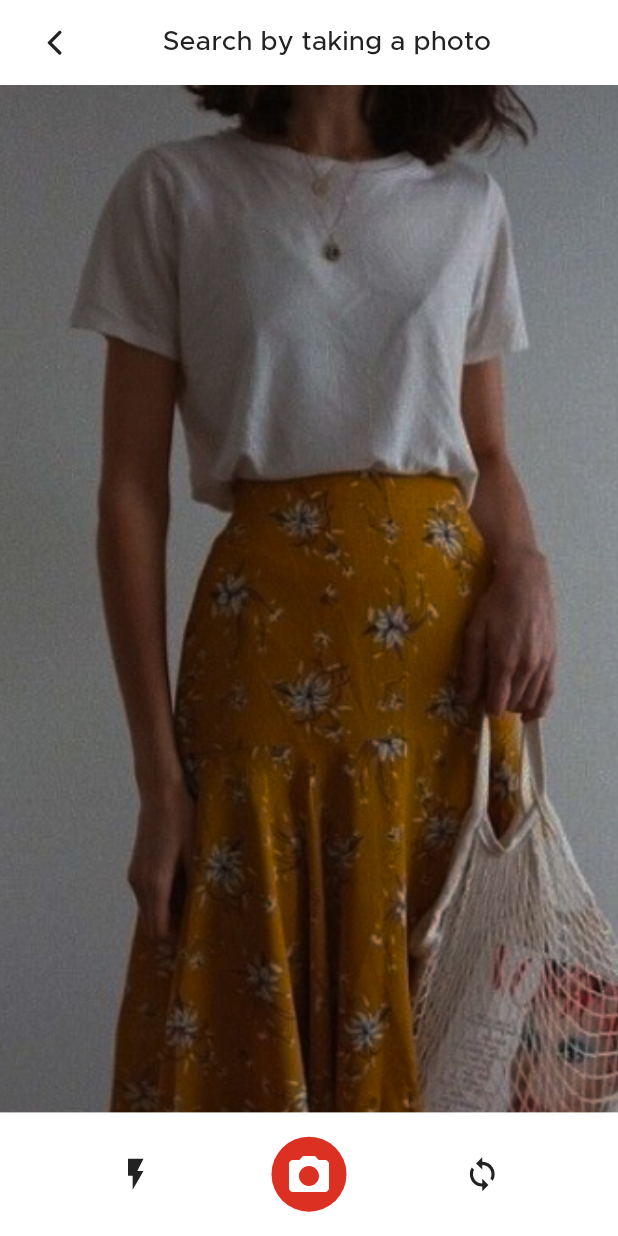
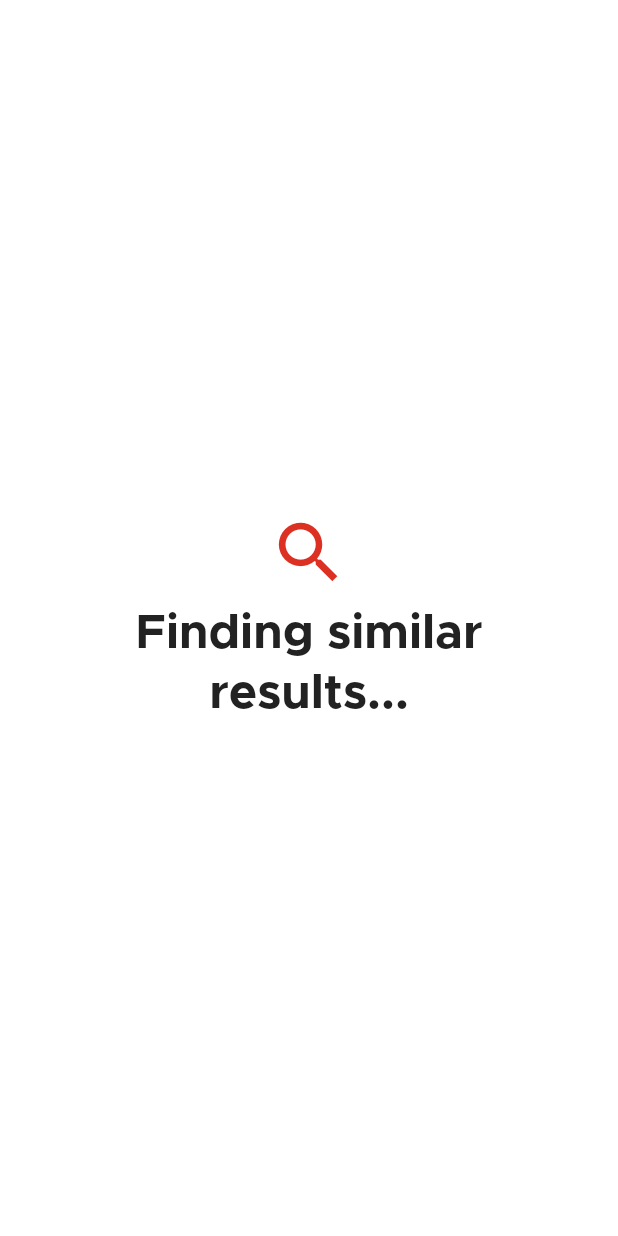
Before and after one commit to hello-favour/outfit-orbit, a Flutter app: the screen it shows after launch, on a phone screen of 412 x 824 dp. Run offline on Flutter 3.47's test engine with Material 3 defaults, Android fonts, the phone set to English and light mode, and no system bars; our stand-ins replace flutter_riverpod, flutter_svg, gap, go_router, sizer.

Commit message:
added search result screen

```diff
--- a/lib/core/constants/app_router.dart
+++ b/lib/core/constants/app_router.dart
@@ -6,6 +6,7 @@ import 'package:outfitorbit/views/auth/login_screen.dart';
 import 'package:outfitorbit/views/auth/register_screen.dart';
 import 'package:outfitorbit/views/favorites/favorites_screen.dart';
 import 'package:outfitorbit/views/home/home_screen.dart';
+import 'package:outfitorbit/views/onboarding/search_result_screen.dart';
 import 'package:outfitorbit/views/onboarding/take_photo_screen.dart';
 import 'package:outfitorbit/views/onboarding/visual_search_screen.dart';
 import 'package:outfitorbit/views/profile/profile_screen.dart';
@@ -24,6 +25,7 @@ Page getPage({
 abstract class AppRoutes {
   static String get onboarding => '/visual';
   static String get takePhoto => '/takePhoto';
+  static String get searchResult => '/searchResult';
   static String get login => '/login';
   static String get register => '/signup';
   static String get forgotPassword => '/forgotPassword';
@@ -63,7 +65,7 @@ class CustomNavigationHelper {
     // Router initialization happens here.
     router = GoRouter(
       navigatorKey: parentNavigatorKey,
-      initialLocation: AppRoutes.takePhoto,
+      initialLocation: AppRoutes.searchResult,
       routes: routes,
     );
   }
@@ -78,6 +80,10 @@ class CustomNavigationHelper {
     GoRoute(
       path: AppRoutes.takePhoto,
       builder: (context, state) => const TakePhotoScreen(),
+    ),
+    GoRoute(
+      path: AppRoutes.searchResult,
+      builder: (context, state) => const SearchResultScreen(),
     ),
     GoRoute(
       path: AppRoutes.login,
--- /dev/null
+++ b/lib/views/onboarding/search_result_screen.dart
@@ -0,0 +1,33 @@
+import 'package:flutter/material.dart';
+import 'package:flutter_riverpod/flutter_riverpod.dart';
+import 'package:outfitorbit/core/constants/app_colors.dart';
+import 'package:outfitorbit/utils/extension.dart';
+import 'package:sizer/sizer.dart';
+
+class SearchResultScreen extends ConsumerWidget {
+  const SearchResultScreen({super.key});
+
+  @override
+  Widget build(BuildContext context, WidgetRef ref) {
+    return Scaffold(
+      body: Column(
+        mainAxisAlignment: MainAxisAlignment.center,
+        children: [
+          Icon(
+            Icons.search,
+            color: AppColors.primaryColor,
+            size: 30.sp,
+          ),
+          1.sH,
+          Center(
+            child: Text(
+              "Finding similar \nresults...",
+              style: Theme.of(context).textTheme.headlineLarge,
+              textAlign: TextAlign.center,
+            ),
+          ),
+        ],
+      ),
+    );
+  }
+}
```
